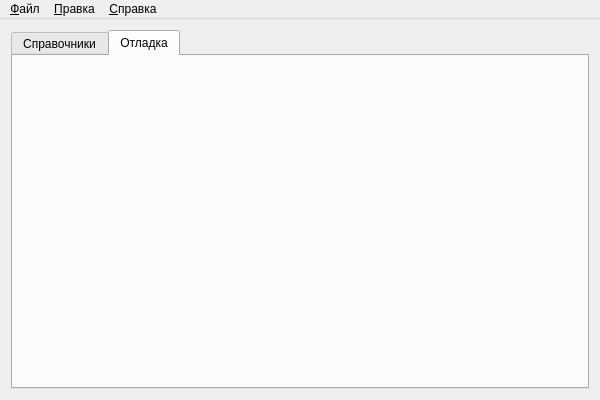
The window that KursProject.ui (TheFusterMan/KursProject) describes before a commit, drawn with Qt 5.
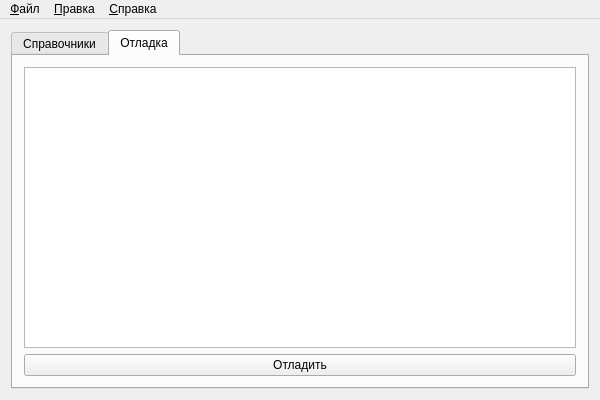
The same window after the commit.

Patch:
```diff
--- a/KursProject.ui
+++ b/KursProject.ui
@@ -140,6 +140,22 @@
        <attribute name="title">
         <string>Отладка</string>
        </attribute>
+       <layout class="QVBoxLayout" name="verticalLayout_2">
+        <item>
+         <widget class="QTextEdit" name="debugTextEdit">
+          <property name="readOnly">
+           <bool>true</bool>
+          </property>
+         </widget>
+        </item>
+        <item>
+         <widget class="QPushButton" name="debugPushButton">
+          <property name="text">
+           <string>Отладить</string>
+          </property>
+         </widget>
+        </item>
+       </layout>
       </widget>
      </widget>
     </item>
```
Left out of the diff: 6 changed lines with no effect on the pictures.
